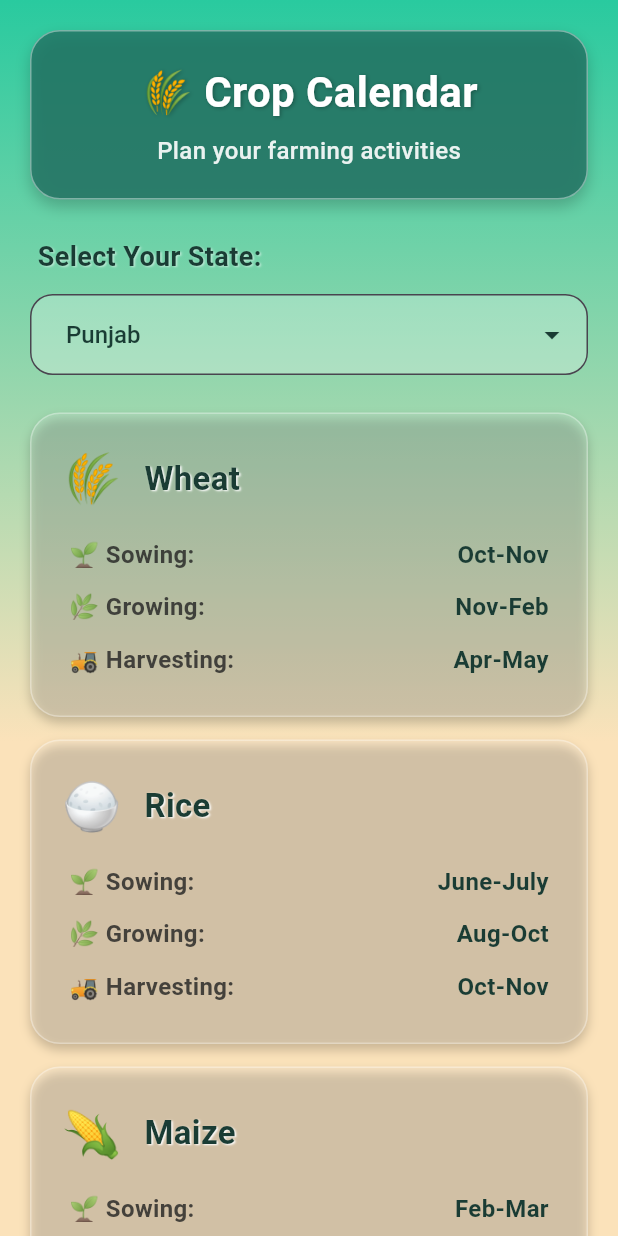
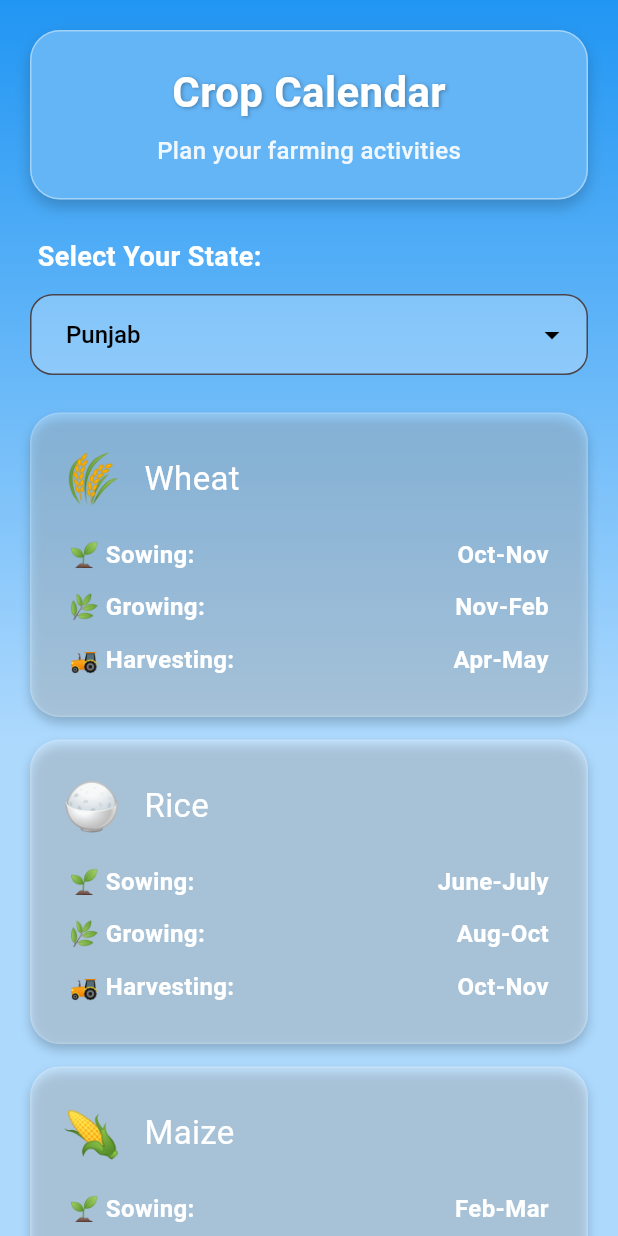
Before and after one commit to pranav14-1/HariVest, a Flutter app: the CropCalendarScreen screen opened directly, on a phone screen of 412 x 824 dp. Run offline on Flutter 3.47's test engine with Material 3 defaults, Android fonts, the phone set to English and light mode, and no system bars.

Commit message:
crop calendar ui

```diff
--- a/lib/main.dart
+++ b/lib/main.dart
@@ -1,6 +1,10 @@
 import 'package:flutter/material.dart';
 import 'package:pws/screens/home_page.dart';
 import 'package:pws/screens/signInScreen.dart';
+import 'package:pws/screens/crop_calendar_screen.dart';
+import 'package:pws/screens/dashboard.dart';
+import 'package:pws/screens/reminder_screen.dart';
+import 'package:pws/screens/settings_screen.dart';
 import 'package:pws/screens/signUpScreen.dart';
 
 void main() {
--- a/lib/screens/crop_calendar_screen.dart
+++ b/lib/screens/crop_calendar_screen.dart
@@ -144,7 +144,10 @@
             Container(
               decoration: const BoxDecoration(
                 gradient: LinearGradient(
-                  colors: [Color(0xFF29CA9F), Color(0xFFFBE2BA)],
+                  colors: [
+                    Color(0xFF2196F3),
+                    Color.fromARGB(255, 173, 217, 253),
+                  ],
                   begin: Alignment.topCenter,
                   end: Alignment.bottomCenter,
                   stops: [0, 0.6],
@@ -164,7 +167,7 @@
                       horizontal: 15,
                     ),
                     decoration: BoxDecoration(
-                      color: const Color(0xCC227263),
+                      color: Colors.blue.shade300,
                       borderRadius: BorderRadius.circular(20),
                       border: Border.all(color: Colors.white.withOpacity(0.4)),
                       boxShadow: [
@@ -178,7 +181,7 @@
                     child: Column(
                       children: const [
                         Text(
-                          '🌾 Crop Calendar',
+                          'Crop Calendar',
                           style: TextStyle(
                             fontSize: 28,
                             fontWeight: FontWeight.bold,
@@ -214,12 +217,12 @@
                         style: TextStyle(
                           fontSize: 18,
                           fontWeight: FontWeight.bold,
-                          color: Color(0xFF1A3C34),
+                          color: Colors.white,
                           shadows: [
                             Shadow(
-                              color: Colors.white.withOpacity(0.5),
-                              offset: const Offset(1, 1),
-                              blurRadius: 1,
+                              color: Colors.black.withOpacity(0.5),
+                              // offset: const Offset(1, 1),
+                              // blurRadius: 1,
                             ),
                           ],
                         ),
@@ -238,13 +241,13 @@
                       padding: EdgeInsets.only(top: height * 0.1),
                       child: Column(
                         children: const [
-                          CircularProgressIndicator(color: Color(0xFF4CAF50)),
+                          CircularProgressIndicator(color: Colors.white),
                           SizedBox(height: 15),
                           Text(
                             'Loading crop data...',
                             style: TextStyle(
                               fontSize: 18,
-                              color: Color(0xFF1A3C34),
+                              color: Colors.black,
                               fontWeight: FontWeight.w500,
                             ),
                           ),
@@ -273,7 +276,7 @@
                         error!,
                         style: const TextStyle(
                           fontSize: 16,
-                          color: Colors.white,
+                          color: Colors.black,
                           fontWeight: FontWeight.bold,
                         ),
                         textAlign: TextAlign.center,
@@ -287,10 +290,10 @@
                           margin: const EdgeInsets.only(bottom: 15),
                           padding: const EdgeInsets.all(20),
                           decoration: BoxDecoration(
-                            color: Colors.white.withOpacity(0.15),
+                            color: Colors.white.withOpacity(0.25),
                             borderRadius: BorderRadius.circular(20),
                             border: Border.all(
-                              color: Colors.white.withOpacity(0.3),
+                              color: Colors.white.withOpacity(0.13),
                             ),
                             boxShadow: [
                               BoxShadow(
@@ -315,13 +318,13 @@
                                       crop['name'] ?? '',
                                       style: const TextStyle(
                                         fontSize: 22,
-                                        fontWeight: FontWeight.bold,
-                                        color: Color(0xFF1A3C34),
+                                        // fontWeight: FontWeight.bold,
+                                        color: Colors.white,
                                         shadows: [
                                           Shadow(
-                                            color: Colors.white,
-                                            offset: Offset(1, 1),
-                                            blurRadius: 1,
+                                            color: Colors.black,
+                                            // offset: Offset(1, 1),
+                                            // blurRadius: 1,
                                           ),
                                         ],
                                       ),
@@ -346,10 +349,10 @@
                       margin: const EdgeInsets.only(top: 30),
                       padding: const EdgeInsets.all(25),
                       decoration: BoxDecoration(
-                        color: Colors.white.withOpacity(0.15),
+                        color: Colors.black.withOpacity(0.15),
                         borderRadius: BorderRadius.circular(15),
                         border: Border.all(
-                          color: Colors.white.withOpacity(0.3),
+                          color: Colors.black.withOpacity(0.3),
                         ),
                         boxShadow: [
                           BoxShadow(
@@ -366,17 +369,14 @@
                             style: TextStyle(
                               fontSize: 18,
                               fontWeight: FontWeight.bold,
-                              color: Color(0xFF1A3C34),
+                              color: Colors.white,
                             ),
                             textAlign: TextAlign.center,
                           ),
                           SizedBox(height: 10),
                           Text(
                             'Select another state or contact support for more information.',
-                            style: TextStyle(
-                              fontSize: 14,
-                              color: Color(0xFF333333),
-                            ),
+                            style: TextStyle(fontSize: 14, color: Colors.black),
                             textAlign: TextAlign.center,
                           ),
                         ],
@@ -403,7 +403,7 @@
               style: const TextStyle(
                 fontSize: 16,
                 fontWeight: FontWeight.w600,
-                color: Color(0xCC212121), // black87 with 80% opacity
+                color: Colors.white, // black87 with 80% opacity
               ),
             ),
           ),
@@ -413,7 +413,7 @@
               style: const TextStyle(
                 fontSize: 16,
                 fontWeight: FontWeight.bold,
-                color: Color(0xFF1A3C34),
+                color: Colors.white,
               ),
               textAlign: TextAlign.right,
             ),
@@ -447,7 +447,10 @@
               value: s,
               child: Text(
                 s,
-                style: const TextStyle(fontWeight: FontWeight.w500),
+                style: const TextStyle(
+                  fontWeight: FontWeight.w500,
+                  color: Colors.black,
+                ),
               ),
             ),
           )
@@ -468,9 +471,9 @@
           vertical: 15,
         ),
       ),
-      icon: const Icon(Icons.arrow_drop_down, color: Color(0xFF1A3C34)),
+      icon: const Icon(Icons.arrow_drop_down, color: Colors.black),
       dropdownColor: Colors.white,
-      style: const TextStyle(fontSize: 16, color: Color(0xFF1A3C34)),
+      style: const TextStyle(fontSize: 16, color: Colors.black),
     );
   }
 }
```
